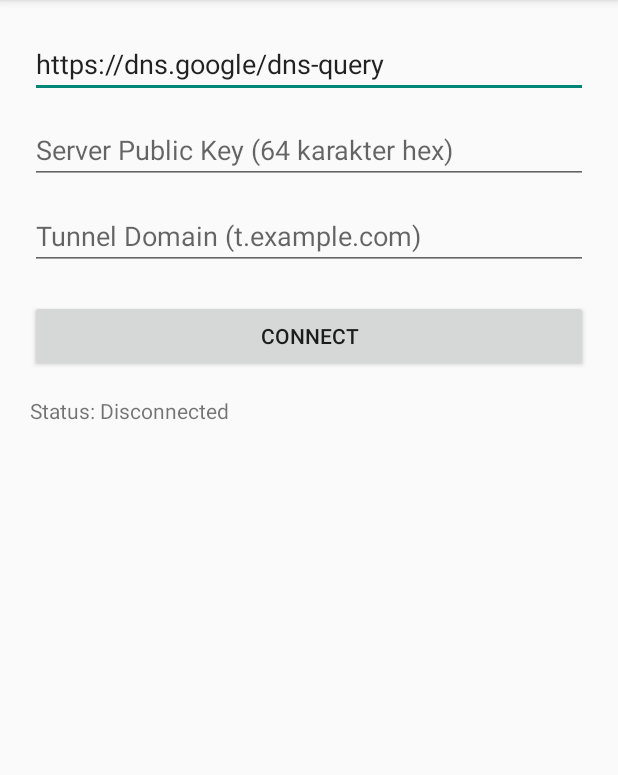
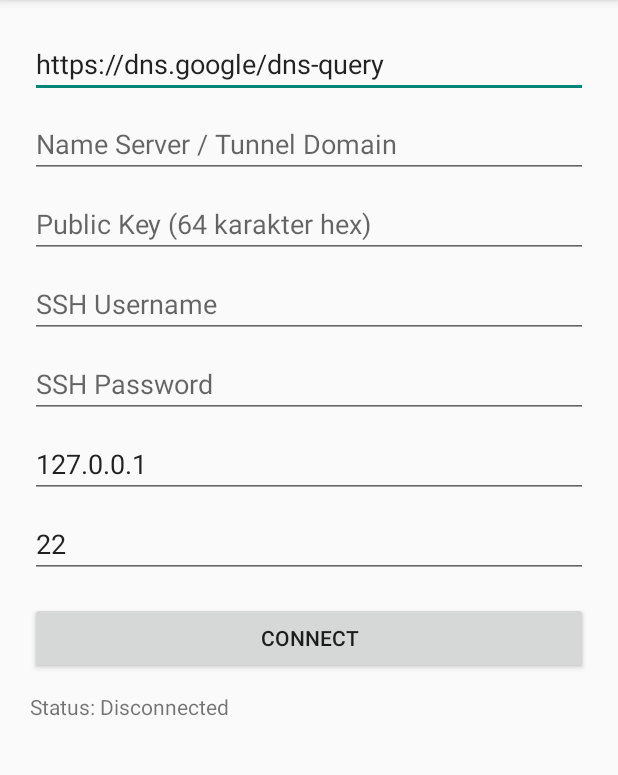
Before and after one commit to khotiburrahman/dnstt-vpn, an Android app: the screen it shows after launch (MainActivity), on a phone screen of 412 x 824 dp, the part 84-859 px from its top. Run offline under Robolectric (Android 15) with nearby library versions, the phone set to English and light mode, and no system bars.

Commit message:
Update activity_main.xml

```diff
--- a/android/app/src/main/res/layout/activity_main.xml
+++ b/android/app/src/main/res/layout/activity_main.xml
@@ -1,46 +1,85 @@
 <?xml version="1.0" encoding="utf-8"?>
-<LinearLayout xmlns:android="http://schemas.android.com/apk/res/android"
+<ScrollView xmlns:android="http://schemas.android.com/apk/res/android"
     android:layout_width="match_parent"
     android:layout_height="match_parent"
-    android:orientation="vertical"
     android:padding="20dp">
+
+    <LinearLayout
+        android:layout_width="match_parent"
+        android:layout_height="wrap_content"
+        android:orientation="vertical">
 
         <EditText
             android:id="@+id/etDohUrl"
             android:layout_width="match_parent"
             android:layout_height="wrap_content"
-        android:hint="DoH URL (https://dns.google/dns-query)"
+            android:hint="DoH URL (https://host/dns-query)"
             android:inputType="textUri"
             android:text="https://dns.google/dns-query" />
+
+        <EditText
+            android:id="@+id/etDomain"
+            android:layout_width="match_parent"
+            android:layout_height="wrap_content"
+            android:layout_marginTop="8dp"
+            android:hint="Name Server / Tunnel Domain"
+            android:inputType="textUri" />
 
         <EditText
             android:id="@+id/etPubKey"
             android:layout_width="match_parent"
             android:layout_height="wrap_content"
-        android:layout_marginTop="12dp"
-        android:hint="Server Public Key (64 karakter hex)"
+            android:layout_marginTop="8dp"
+            android:hint="Public Key (64 karakter hex)"
             android:inputType="text" />
 
         <EditText
-        android:id="@+id/etDomain"
+            android:id="@+id/etSshUser"
             android:layout_width="match_parent"
             android:layout_height="wrap_content"
-        android:layout_marginTop="12dp"
-        android:hint="Tunnel Domain (t.example.com)"
-        android:inputType="textUri" />
+            android:layout_marginTop="8dp"
+            android:hint="SSH Username"
+            android:inputType="text" />
+
+        <EditText
+            android:id="@+id/etSshPass"
+            android:layout_width="match_parent"
+            android:layout_height="wrap_content"
+            android:layout_marginTop="8dp"
+            android:hint="SSH Password"
+            android:inputType="textPassword" />
+
+        <EditText
+            android:id="@+id/etSshHost"
+            android:layout_width="match_parent"
+            android:layout_height="wrap_content"
+            android:layout_marginTop="8dp"
+            android:hint="SSH Host (default 127.0.0.1)"
+            android:inputType="text"
+            android:text="127.0.0.1" />
+
+        <EditText
+            android:id="@+id/etSshPort"
+            android:layout_width="match_parent"
+            android:layout_height="wrap_content"
+            android:layout_marginTop="8dp"
+            android:hint="SSH Port (default 22)"
+            android:inputType="number"
+            android:text="22" />
 
         <Button
             android:id="@+id/btnToggle"
             android:layout_width="match_parent"
             android:layout_height="wrap_content"
-        android:layout_marginTop="20dp"
+            android:layout_marginTop="16dp"
             android:text="Connect" />
 
         <TextView
             android:id="@+id/tvStatus"
             android:layout_width="match_parent"
             android:layout_height="wrap_content"
-        android:layout_marginTop="16dp"
+            android:layout_marginTop="12dp"
             android:text="Status: Disconnected" />
 
     </LinearLayout>
+</ScrollView>
```
Lines whose indentation alone changed are shown as unchanged.
